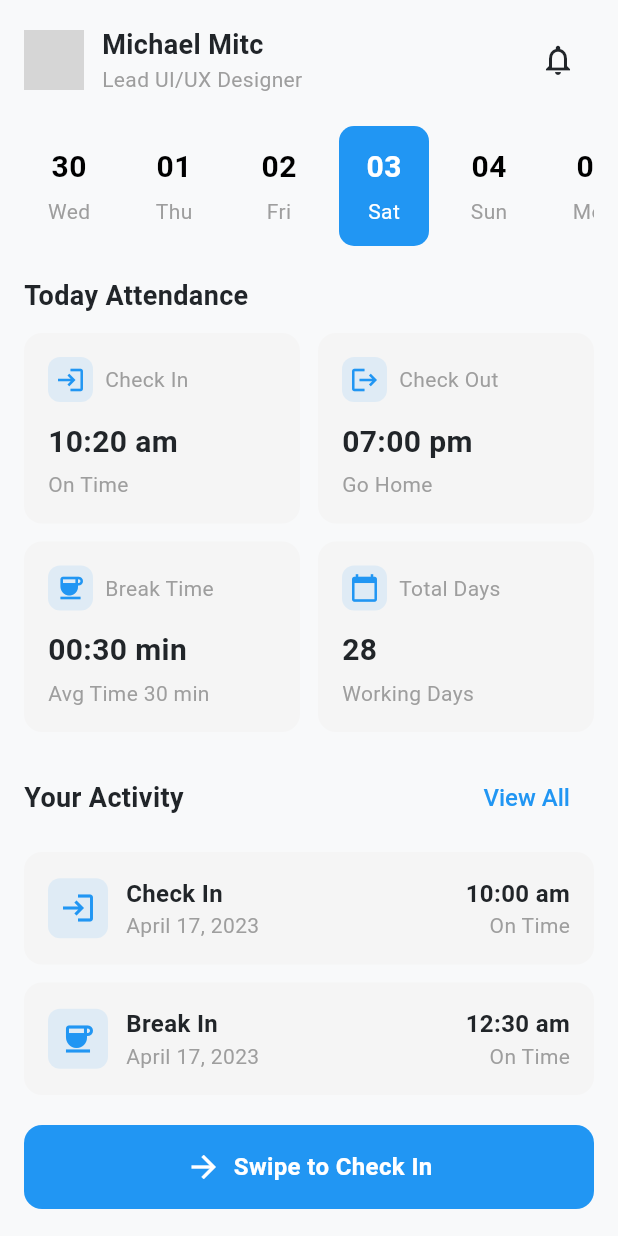
After one commit to rafsanza-hub/attendance_flutter, a Flutter app: the DashboardView screen opened by its route, on a phone screen of 412 x 824 dp. The commit adds this screen. Run offline on Flutter 3.47's test engine with Material 3 defaults, Android fonts, the phone set to English and light mode, and no system bars; our stand-ins replace camera, cloud_firestore, firebase_auth, firebase_core, geolocator, get and 1 more; missing offline and left inert: google_ml_kit; accounts and stored records are empty; generated files the repository leaves out were written again; network calls fail; grey boxes are pictures that could not be loaded.

Commit message:
feat: tambah dashboard

```diff
--- /dev/null
+++ b/lib/app/modules/dashboard/bindings/dashboard_binding.dart
@@ -0,0 +1,12 @@
+import 'package:get/get.dart';
+
+import '../controllers/dashboard_controller.dart';
+
+class DashboardBinding extends Bindings {
+  @override
+  void dependencies() {
+    Get.lazyPut<DashboardController>(
+      () => DashboardController(),
+    );
+  }
+}
--- /dev/null
+++ b/lib/app/modules/dashboard/controllers/dashboard_controller.dart
@@ -0,0 +1,23 @@
+import 'package:get/get.dart';
+
+class DashboardController extends GetxController {
+  //TODO: Implement DashboardController
+
+  final count = 0.obs;
+  @override
+  void onInit() {
+    super.onInit();
+  }
+
+  @override
+  void onReady() {
+    super.onReady();
+  }
+
+  @override
+  void onClose() {
+    super.onClose();
+  }
+
+  void increment() => count.value++;
+}
--- /dev/null
+++ b/lib/app/modules/dashboard/views/dashboard_view.dart
@@ -0,0 +1,401 @@
+import 'package:flutter/material.dart';
+import 'package:intl/intl.dart';
+
+class DashboardView extends StatelessWidget {
+  const DashboardView({Key? key}) : super(key: key);
+
+  @override
+  Widget build(BuildContext context) {
+    return Scaffold(
+      body: SafeArea(
+        child: SingleChildScrollView(
+          child: Padding(
+            padding: const EdgeInsets.symmetric(horizontal: 16.0),
+            child: Column(
+              crossAxisAlignment: CrossAxisAlignment.start,
+              children: [
+                _buildProfileSection(),
+                const SizedBox(height: 20),
+                _buildDateSelector(),
+                const SizedBox(height: 20),
+                _buildTodayAttendance(),
+                const SizedBox(height: 20),
+                _buildActivitySection(),
+                const SizedBox(height: 20),
+                _buildCheckInButton(),
+              ],
+            ),
+          ),
+        ),
+      ),
+    );
+  }
+
+  Widget _buildProfileSection() {
+    return Padding(
+      padding: const EdgeInsets.only(top: 16.0),
+      child: Row(
+        mainAxisAlignment: MainAxisAlignment.spaceBetween,
+        children: [
+          Row(
+            children: [
+              CircleAvatar(
+                radius: 20,
+                backgroundImage: NetworkImage('https://via.placeholder.com/40'),
+              ),
+              const SizedBox(width: 12),
+              Column(
+                crossAxisAlignment: CrossAxisAlignment.start,
+                children: const [
+                  Text(
+                    'Michael Mitc',
+                    style: TextStyle(
+                      fontSize: 18,
+                      fontWeight: FontWeight.bold,
+                    ),
+                  ),
+                  Text(
+                    'Lead UI/UX Designer',
+                    style: TextStyle(
+                      fontSize: 14,
+                      color: Colors.grey,
+                    ),
+                  ),
+                ],
+              ),
+            ],
+          ),
+          IconButton(
+            icon: const Icon(Icons.notifications_outlined),
+            onPressed: () {},
+          ),
+        ],
+      ),
+    );
+  }
+
+  Widget _buildDateSelector() {
+    final now = DateTime.now();
+    final List<DateTime> dateRange = List.generate(
+      7,
+      (index) => now.subtract(Duration(days: 3 - index)),
+    );
+
+    return SizedBox(
+      height: 80,
+      child: ListView.builder(
+        scrollDirection: Axis.horizontal,
+        itemCount: dateRange.length,
+        itemBuilder: (context, index) {
+          final date = dateRange[index];
+          final isSelected =
+              index == 3; // Assuming the 4th item (index 3) is selected
+
+          return Container(
+            width: 60,
+            margin: const EdgeInsets.only(right: 10),
+            decoration: BoxDecoration(
+              color: isSelected ? Colors.blue : Colors.transparent,
+              borderRadius: BorderRadius.circular(10),
+            ),
+            child: Column(
+              mainAxisAlignment: MainAxisAlignment.center,
+              children: [
+                Text(
+                  DateFormat('dd').format(date),
+                  style: TextStyle(
+                    fontSize: 20,
+                    fontWeight: FontWeight.bold,
+                    color: isSelected ? Colors.white : Colors.black,
+                  ),
+                ),
+                const SizedBox(height: 5),
+                Text(
+                  DateFormat('E').format(date),
+                  style: TextStyle(
+                    fontSize: 14,
+                    color: isSelected ? Colors.white : Colors.grey,
+                  ),
+                ),
+              ],
+            ),
+          );
+        },
+      ),
+    );
+  }
+
+  Widget _buildTodayAttendance() {
+    return Column(
+      crossAxisAlignment: CrossAxisAlignment.start,
+      children: [
+        const Text(
+          'Today Attendance',
+          style: TextStyle(
+            fontSize: 18,
+            fontWeight: FontWeight.bold,
+          ),
+        ),
+        const SizedBox(height: 12),
+        Row(
+          children: [
+            Expanded(
+              child: _buildAttendanceCard(
+                icon: Icons.login,
+                iconColor: Colors.blue,
+                title: 'Check In',
+                time: '10:20 am',
+                status: 'On Time',
+              ),
+            ),
+            const SizedBox(width: 12),
+            Expanded(
+              child: _buildAttendanceCard(
+                icon: Icons.logout,
+                iconColor: Colors.blue,
+                title: 'Check Out',
+                time: '07:00 pm',
+                status: 'Go Home',
+              ),
+            ),
+          ],
+        ),
+        const SizedBox(height: 12),
+        Row(
+          children: [
+            Expanded(
+              child: _buildAttendanceCard(
+                icon: Icons.coffee,
+                iconColor: Colors.blue,
+                title: 'Break Time',
+                time: '00:30 min',
+                status: 'Avg Time 30 min',
+              ),
+            ),
+            const SizedBox(width: 12),
+            Expanded(
+              child: _buildAttendanceCard(
+                icon: Icons.calendar_today,
+                iconColor: Colors.blue,
+                title: 'Total Days',
+                time: '28',
+                status: 'Working Days',
+              ),
+            ),
+          ],
+        ),
+      ],
+    );
+  }
+
+  Widget _buildAttendanceCard({
+    required IconData icon,
+    required Color iconColor,
+    required String title,
+    required String time,
+    required String status,
+  }) {
+    return Container(
+      padding: const EdgeInsets.all(16),
+      decoration: BoxDecoration(
+        color: Colors.grey[100],
+        borderRadius: BorderRadius.circular(12),
+      ),
+      child: Column(
+        crossAxisAlignment: CrossAxisAlignment.start,
+        children: [
+          Row(
+            children: [
+              Container(
+                padding: const EdgeInsets.all(5),
+                decoration: BoxDecoration(
+                  color: iconColor.withOpacity(0.1),
+                  borderRadius: BorderRadius.circular(8),
+                ),
+                child: Icon(
+                  icon,
+                  color: iconColor,
+                  size: 20,
+                ),
+              ),
+              const SizedBox(width: 8),
+              Text(
+                title,
+                style: const TextStyle(
+                  fontSize: 14,
+                  color: Colors.grey,
+                ),
+              ),
+            ],
+          ),
+          const SizedBox(height: 12),
+          Text(
+            time,
+            style: const TextStyle(
+              fontSize: 20,
+              fontWeight: FontWeight.bold,
+            ),
+          ),
+          const SizedBox(height: 4),
+          Text(
+            status,
+            style: const TextStyle(
+              fontSize: 14,
+              color: Colors.grey,
+            ),
+          ),
+        ],
+      ),
+    );
+  }
+
+  Widget _buildActivitySection() {
+    return Column(
+      crossAxisAlignment: CrossAxisAlignment.start,
+      children: [
+        Row(
+          mainAxisAlignment: MainAxisAlignment.spaceBetween,
+          children: [
+            const Text(
+              'Your Activity',
+              style: TextStyle(
+                fontSize: 18,
+                fontWeight: FontWeight.bold,
+              ),
+            ),
+            TextButton(
+              onPressed: () {},
+              child: const Text(
+                'View All',
+                style: TextStyle(
+                  color: Colors.blue,
+                ),
+              ),
+            ),
+          ],
+        ),
+        const SizedBox(height: 12),
+        _buildActivityItem(
+          icon: Icons.login,
+          title: 'Check In',
+          date: 'April 17, 2023',
+          time: '10:00 am',
+          status: 'On Time',
+        ),
+        const SizedBox(height: 12),
+        _buildActivityItem(
+          icon: Icons.coffee,
+          title: 'Break In',
+          date: 'April 17, 2023',
+          time: '12:30 am',
+          status: 'On Time',
+        ),
+      ],
+    );
+  }
+
+  Widget _buildActivityItem({
+    required IconData icon,
+    required String title,
+    required String date,
+    required String time,
+    required String status,
+  }) {
+    return Container(
+      padding: const EdgeInsets.all(16),
+      decoration: BoxDecoration(
+        color: Colors.grey[100],
+        borderRadius: BorderRadius.circular(12),
+      ),
+      child: Row(
+        mainAxisAlignment: MainAxisAlignment.spaceBetween,
+        children: [
+          Row(
+            children: [
+              Container(
+                padding: const EdgeInsets.all(8),
+                decoration: BoxDecoration(
+                  color: Colors.blue.withOpacity(0.1),
+                  borderRadius: BorderRadius.circular(8),
+                ),
+                child: Icon(
+                  icon,
+                  color: Colors.blue,
+                  size: 24,
+                ),
+              ),
+              const SizedBox(width: 12),
+              Column(
+                crossAxisAlignment: CrossAxisAlignment.start,
+                children: [
+                  Text(
+                    title,
+                    style: const TextStyle(
+                      fontSize: 16,
+                      fontWeight: FontWeight.bold,
+                    ),
+                  ),
+                  Text(
+                    date,
+                    style: const TextStyle(
+                      fontSize: 14,
+                      color: Colors.grey,
+                    ),
+                  ),
+                ],
+              ),
+            ],
+          ),
+          Column(
+            crossAxisAlignment: CrossAxisAlignment.end,
+            children: [
+              Text(
+                time,
+                style: const TextStyle(
+                  fontSize: 16,
+                  fontWeight: FontWeight.bold,
+                ),
+              ),
+              Text(
+                status,
+                style: const TextStyle(
+                  fontSize: 14,
+                  color: Colors.grey,
+                ),
+              ),
+            ],
+          ),
+        ],
+      ),
+    );
+  }
+
+  Widget _buildCheckInButton() {
+    return Container(
+      width: double.infinity,
+      height: 56,
+      decoration: BoxDecoration(
+        color: Colors.blue,
+        borderRadius: BorderRadius.circular(12),
+      ),
+      child: Row(
+        mainAxisAlignment: MainAxisAlignment.center,
+        children: const [
+          Icon(
+            Icons.arrow_forward,
+            color: Colors.white,
+          ),
+          SizedBox(width: 8),
+          Text(
+            'Swipe to Check In',
+            style: TextStyle(
+              color: Colors.white,
+              fontSize: 16,
+              fontWeight: FontWeight.bold,
+            ),
+          ),
+        ],
+      ),
+    );
+  }
+}
--- a/lib/app/modules/login/controllers/login_controller.dart
+++ b/lib/app/modules/login/controllers/login_controller.dart
@@ -20,7 +20,7 @@ class LoginController extends GetxController {
         password: password,
       );
       if (UserCredential.user!.emailVerified) {
-        Get.offAllNamed(Routes.HOME);
+        Get.offAllNamed(Routes.MAIN);
       } else {
         throw FirebaseAuthException(code: 'email-not-verified');
       }
--- a/lib/app/modules/home/bindings/home_binding.dart
+++ b/lib/app/modules/main/bindings/main_binding.dart
@@ -3,13 +3,13 @@ import 'package:attendance_flutter/app/modules/login/controllers/login_controlle
 import 'package:attendance_flutter/app/modules/register/controllers/register_controller.dart';
 import 'package:get/get.dart';
 
-import '../controllers/home_controller.dart';
+import '../controllers/main_controller.dart';
 
-class HomeBinding extends Bindings {
+class MainBinding extends Bindings {
   @override
   void dependencies() {
-    Get.lazyPut<HomeController>(
-      () => HomeController(),
+    Get.lazyPut<MainController>(
+      () => MainController(),
     );
     Get.lazyPut<AttendanceController>(
       () => AttendanceController(),
--- a/lib/app/modules/home/controllers/home_controller.dart
+++ b/lib/app/modules/main/controllers/main_controller.dart
@@ -1,6 +1,6 @@
 import 'package:get/get.dart';
 
-class HomeController extends GetxController {
+class MainController extends GetxController {
   final RxInt selectedIndex = 0.obs;
 
   void changeTab(int index) {
--- a/lib/app/modules/home/views/home_view.dart
+++ b/lib/app/modules/main/views/main_view.dart
@@ -1,13 +1,14 @@
 import 'package:attendance_flutter/app/modules/attendance/views/attendance_view.dart';
-import 'package:attendance_flutter/app/modules/home/controllers/home_controller.dart';
+import 'package:attendance_flutter/app/modules/dashboard/views/dashboard_view.dart';
+import 'package:attendance_flutter/app/modules/main/controllers/main_controller.dart';
 import 'package:attendance_flutter/app/modules/login/views/login_view.dart';
 import 'package:attendance_flutter/app/modules/profile/views/profile_view.dart';
 import 'package:flutter/material.dart';
 import 'package:get/get.dart';
 import 'package:iconsax/iconsax.dart';
 
-class HomeView extends GetView<HomeController> {
-  const HomeView({Key? key}) : super(key: key);
+class MainView extends GetView<MainController> {
+  const MainView({Key? key}) : super(key: key);
   @override
   Widget build(BuildContext context) {
     return Scaffold(
@@ -15,8 +16,8 @@ class HomeView extends GetView<HomeController> {
         () => IndexedStack(
           index: controller.selectedIndex.value,
           children: [
+            DashboardView(),
             AttendanceView(),
-            LoginView(),
             ProfileView(),
           ],
         ),
@@ -28,12 +29,12 @@ class HomeView extends GetView<HomeController> {
           elevation: 0,
           destinations: [
             NavigationDestination(
-              icon: Icon(Iconsax.call_incoming),
-              selectedIcon: Icon(Iconsax.call_incoming5),
+              icon: Icon(Iconsax.home),
+              selectedIcon: Icon(Iconsax.home_15),
               label: 'Home',
             ),
             NavigationDestination(
-              icon: Icon(Iconsax.call_incoming),
+              icon: Icon(Iconsax.clock),
               selectedIcon: Icon(Iconsax.call_incoming5),
               label: 'Home',
             ),
--- a/lib/app/routes/app_pages.dart
+++ b/lib/app/routes/app_pages.dart
@@ -2,10 +2,12 @@ import 'package:get/get.dart';
 
 import '../modules/attendance/bindings/attendance_binding.dart';
 import '../modules/attendance/views/attendance_view.dart';
-import '../modules/home/bindings/home_binding.dart';
-import '../modules/home/views/home_view.dart';
+import '../modules/dashboard/bindings/dashboard_binding.dart';
+import '../modules/dashboard/views/dashboard_view.dart';
 import '../modules/login/bindings/login_binding.dart';
 import '../modules/login/views/login_view.dart';
+import '../modules/main/bindings/main_binding.dart';
+import '../modules/main/views/main_view.dart';
 import '../modules/profile/bindings/profile_binding.dart';
 import '../modules/profile/views/profile_view.dart';
 import '../modules/register/bindings/register_binding.dart';
@@ -20,9 +22,9 @@ class AppPages {
 
   static final routes = [
     GetPage(
-      name: _Paths.HOME,
-      page: () => HomeView(),
-      binding: HomeBinding(),
+      name: _Paths.MAIN,
+      page: () => MainView(),
+      binding: MainBinding(),
       children: [
         GetPage(
           name: _Paths.ATTENDANCE,
@@ -46,5 +48,10 @@ class AppPages {
       page: () => const ProfileView(),
       binding: ProfileBinding(),
     ),
+    GetPage(
+      name: _Paths.DASHBOARD,
+      page: () => const DashboardView(),
+      binding: DashboardBinding(),
+    ),
   ];
 }
--- a/lib/app/routes/app_routes.dart
+++ b/lib/app/routes/app_routes.dart
@@ -3,18 +3,20 @@ part of 'app_pages.dart';
 
 abstract class Routes {
   Routes._();
-  static const HOME = _Paths.HOME;
+  static const MAIN = _Paths.MAIN;
   static const LOGIN = _Paths.LOGIN;
   static const REGISTER = _Paths.REGISTER;
   static const ATTENDANCE = _Paths.ATTENDANCE;
   static const PROFILE = _Paths.PROFILE;
+  static const DASHBOARD = _Paths.DASHBOARD;
 }
 
 abstract class _Paths {
   _Paths._();
-  static const HOME = '/home';
+  static const MAIN = '/main';
   static const LOGIN = '/login';
   static const REGISTER = '/register';
   static const ATTENDANCE = '/attendance';
   static const PROFILE = '/profile';
+  static const DASHBOARD = '/dashboard';
 }
--- a/lib/main.dart
+++ b/lib/main.dart
@@ -19,7 +19,7 @@ void main() async {
       theme: ModernTheme.light(),
       darkTheme: ModernTheme.dark(),
       initialRoute:
-          user != null && user.emailVerified ? Routes.HOME : AppPages.INITIAL,
+          user != null && user.emailVerified ? Routes.MAIN : AppPages.INITIAL,
       getPages: AppPages.routes,
     ),
   );
```
